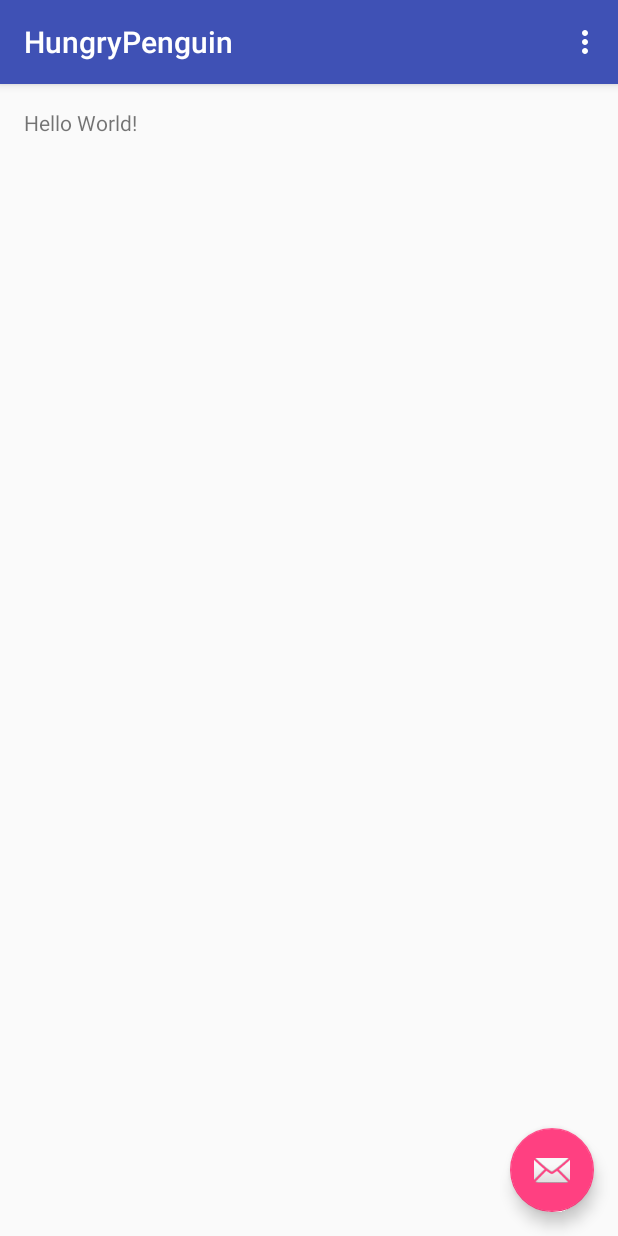
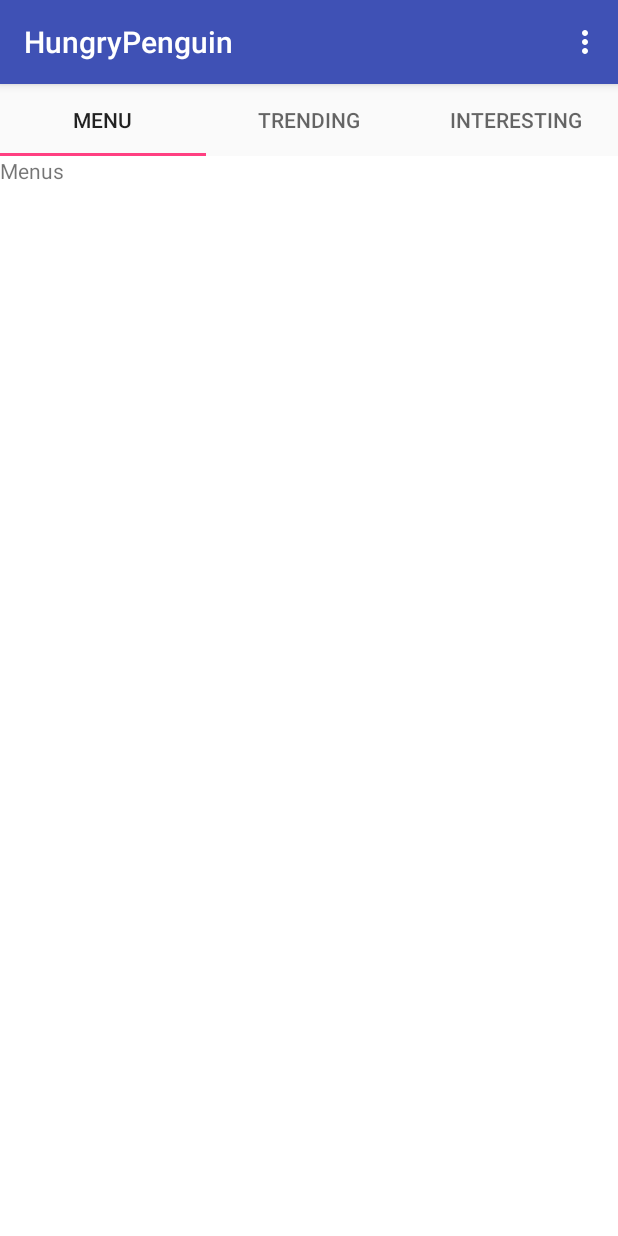
Before and after one commit to vandanab/hungrypenguin, an Android app: the screen it shows after launch (MainActivity), on a phone screen of 412 x 824 dp. Run offline under Robolectric (Android 15) with nearby library versions, the phone set to English and light mode, and no system bars.

Commit message:
Tabbed activity

```diff
--- a/app/src/main/java/com/ama/hungrypenguin/MainActivity.java
+++ b/app/src/main/java/com/ama/hungrypenguin/MainActivity.java
@@ -1,15 +1,19 @@
 package com.ama.hungrypenguin;
 
 import android.os.Bundle;
-import android.support.design.widget.FloatingActionButton;
-import android.support.design.widget.Snackbar;
+import android.support.design.widget.TabLayout;
+import android.support.v4.app.Fragment;
+import android.support.v4.app.FragmentManager;
+import android.support.v4.app.FragmentPagerAdapter;
+import android.support.v4.view.ViewPager;
 import android.support.v7.app.AppCompatActivity;
 import android.support.v7.widget.Toolbar;
-import android.view.View;
 import android.view.Menu;
 import android.view.MenuItem;
 
 public class MainActivity extends AppCompatActivity {
+
+    FragmentPagerAdapter adapterViewPager;
 
     @Override
     protected void onCreate(Bundle savedInstanceState) {
@@ -18,14 +22,14 @@ public class MainActivity extends AppCompatActivity {
         Toolbar toolbar = (Toolbar) findViewById(R.id.toolbar);
         setSupportActionBar(toolbar);
 
-        FloatingActionButton fab = (FloatingActionButton) findViewById(R.id.fab);
-        fab.setOnClickListener(new View.OnClickListener() {
-            @Override
-            public void onClick(View view) {
-                Snackbar.make(view, "Replace with your own action", Snackbar.LENGTH_LONG)
-                        .setAction("Action", null).show();
-            }
-        });
+        // Set up view pager
+        ViewPager viewpager = (ViewPager) findViewById(R.id.viewpager);
+        adapterViewPager = new MyPagerAdapter(getSupportFragmentManager());
+        viewpager.setAdapter(adapterViewPager);
+
+        // Give the TabLayout the ViewPager
+        TabLayout tabLayout = (TabLayout) findViewById(R.id.tabs);
+        tabLayout.setupWithViewPager(viewpager);
     }
 
     @Override
@@ -49,4 +53,41 @@ public class MainActivity extends AppCompatActivity {
 
         return super.onOptionsItemSelected(item);
     }
+
+    public static class MyPagerAdapter extends FragmentPagerAdapter {
+        private static int NUM_ITEMS = 3;
+        private String[] titles = new String[] {"Menu", "Trending", "Interesting"};
+
+        public MyPagerAdapter(FragmentManager fragmentManager) {
+            super(fragmentManager);
+        }
+
+        // Returns total number of pages
+        @Override
+        public int getCount() {
+            return NUM_ITEMS;
+        }
+
+        // Returns the fragment to display for that page
+        @Override
+        public Fragment getItem(int position) {
+            switch (position) {
+                case 0: // Fragment # 0 - This will show FirstFragment
+                    return MenusFragment.newInstance(0, titles[0]);
+                case 1:
+                    return TrendingFragment.newInstance(1, titles[1]);
+                case 2:
+                    return TrendingFragment.newInstance(2, titles[2]);
+                default:
+                    return null;
+            }
+        }
+
+        // Returns the page title for the top indicator
+        @Override
+        public CharSequence getPageTitle(int position) {
+            return titles[position];
+        }
+
+    }
 }
--- /dev/null
+++ b/app/src/main/java/com/ama/hungrypenguin/MenusFragment.java
@@ -0,0 +1,47 @@
+package com.ama.hungrypenguin;
+
+import android.app.Activity;
+import android.net.Uri;
+import android.os.Bundle;
+import android.support.v4.app.Fragment;
+import android.view.LayoutInflater;
+import android.view.View;
+import android.view.ViewGroup;
+
+
+public class MenusFragment extends Fragment {
+    private static final String ARG_PARAM1 = "page";
+    private static final String ARG_PARAM2 = "title";
+
+    private int mpage;
+    private String mtitle;
+
+    public static MenusFragment newInstance(int page, String title) {
+        MenusFragment fragment = new MenusFragment();
+        Bundle args = new Bundle();
+        args.putInt(ARG_PARAM1, page);
+        args.putString(ARG_PARAM2, title);
+        fragment.setArguments(args);
+        return fragment;
+    }
+
+    public MenusFragment() {
+        // Required empty public constructor
+    }
+
+    @Override
+    public void onCreate(Bundle savedInstanceState) {
+        super.onCreate(savedInstanceState);
+        if (getArguments() != null) {
+            mpage = getArguments().getInt(ARG_PARAM1);
+            mtitle = getArguments().getString(ARG_PARAM2);
+        }
+    }
+
+    @Override
+    public View onCreateView(LayoutInflater inflater, ViewGroup container,
+                             Bundle savedInstanceState) {
+        // Inflate the layout for this fragment
+        return inflater.inflate(R.layout.fragment_menus, container, false);
+    }
+}
--- /dev/null
+++ b/app/src/main/java/com/ama/hungrypenguin/TrendingFragment.java
@@ -0,0 +1,48 @@
+package com.ama.hungrypenguin;
+
+import android.app.Activity;
+import android.net.Uri;
+import android.os.Bundle;
+import android.support.v4.app.Fragment;
+import android.view.LayoutInflater;
+import android.view.View;
+import android.view.ViewGroup;
+
+
+public class TrendingFragment extends Fragment {
+    private static final String ARG_PARAM1 = "page";
+    private static final String ARG_PARAM2 = "title";
+
+    private int mpage;
+    private String mtitle;
+
+    public static TrendingFragment newInstance(int page, String title) {
+        TrendingFragment fragment = new TrendingFragment();
+        Bundle args = new Bundle();
+        args.putInt(ARG_PARAM1, page);
+        args.putString(ARG_PARAM2, title);
+        fragment.setArguments(args);
+        return fragment;
+    }
+
+    public TrendingFragment() {
+        // Required empty public constructor
+    }
+
+    @Override
+    public void onCreate(Bundle savedInstanceState) {
+        super.onCreate(savedInstanceState);
+        if (getArguments() != null) {
+            mpage = getArguments().getInt(ARG_PARAM1);
+            mtitle = getArguments().getString(ARG_PARAM2);
+        }
+    }
+
+    @Override
+    public View onCreateView(LayoutInflater inflater, ViewGroup container,
+                             Bundle savedInstanceState) {
+        // Inflate the layout for this fragment
+        return inflater.inflate(R.layout.fragment_trending, container, false);
+    }
+
+}
--- a/app/src/main/res/layout/activity_main.xml
+++ b/app/src/main/res/layout/activity_main.xml
@@ -17,9 +17,4 @@
 
     <include layout="@layout/content_main" />
 
-    <android.support.design.widget.FloatingActionButton android:id="@+id/fab"
-        android:layout_width="wrap_content" android:layout_height="wrap_content"
-        android:layout_gravity="bottom|end" android:layout_margin="@dimen/fab_margin"
-        android:src="@android:drawable/ic_dialog_email" />
-
 </android.support.design.widget.CoordinatorLayout>
--- a/app/src/main/res/layout/content_main.xml
+++ b/app/src/main/res/layout/content_main.xml
@@ -1,14 +1,31 @@
 <?xml version="1.0" encoding="utf-8"?>
 <RelativeLayout xmlns:android="http://schemas.android.com/apk/res/android"
     xmlns:tools="http://schemas.android.com/tools"
-    xmlns:app="http://schemas.android.com/apk/res-auto" android:layout_width="match_parent"
-    android:layout_height="match_parent" android:paddingLeft="@dimen/activity_horizontal_margin"
-    android:paddingRight="@dimen/activity_horizontal_margin"
-    android:paddingTop="@dimen/activity_vertical_margin"
-    android:paddingBottom="@dimen/activity_vertical_margin"
+    xmlns:app="http://schemas.android.com/apk/res-auto"
+    android:layout_width="match_parent"
+    android:layout_height="match_parent"
     app:layout_behavior="@string/appbar_scrolling_view_behavior"
     tools:showIn="@layout/activity_main" tools:context=".MainActivity">
+    <LinearLayout xmlns:android="http://schemas.android.com/apk/res/android"
+        xmlns:app="http://schemas.android.com/apk/res-auto"
+        android:layout_width="match_parent"
+        android:layout_height="match_parent"
+        android:orientation="vertical">
 
-    <TextView android:text="Hello World!" android:layout_width="wrap_content"
-        android:layout_height="wrap_content" />
+        <android.support.design.widget.TabLayout
+            android:id="@+id/tabs"
+            android:layout_width="match_parent"
+            android:layout_height="wrap_content"
+            app:tabMaxWidth="0dp"
+            app:tabMode="fixed"
+            app:tabGravity="fill" />
+
+        <android.support.v4.view.ViewPager
+            android:id="@+id/viewpager"
+            android:layout_width="match_parent"
+            android:layout_height="0px"
+            android:layout_weight="1"
+            android:background="@android:color/white" />
+
+    </LinearLayout>
 </RelativeLayout>
--- /dev/null
+++ b/app/src/main/res/layout/fragment_menus.xml
@@ -0,0 +1,9 @@
+<FrameLayout xmlns:android="http://schemas.android.com/apk/res/android"
+    xmlns:tools="http://schemas.android.com/tools" android:layout_width="match_parent"
+    android:layout_height="match_parent" tools:context="com.ama.hungrypenguin.MenusFragment">
+
+    <!-- TODO: Update blank fragment layout -->
+    <TextView android:layout_width="match_parent" android:layout_height="match_parent"
+        android:text="Menus" />
+
+</FrameLayout>
--- /dev/null
+++ b/app/src/main/res/layout/fragment_trending.xml
@@ -0,0 +1,9 @@
+<FrameLayout xmlns:android="http://schemas.android.com/apk/res/android"
+    xmlns:tools="http://schemas.android.com/tools" android:layout_width="match_parent"
+    android:layout_height="match_parent" tools:context="com.ama.hungrypenguin.TrendingFragment">
+
+    <!-- TODO: Update blank fragment layout -->
+    <TextView android:layout_width="match_parent" android:layout_height="match_parent"
+        android:text="Trending page" />
+
+</FrameLayout>
--- a/app/src/main/res/values/strings.xml
+++ b/app/src/main/res/values/strings.xml
@@ -1,4 +1,5 @@
 <resources>
     <string name="app_name">HungryPenguin</string>
     <string name="action_settings">Settings</string>
+    <string name="menus">Menu</string>
 </resources>
```
